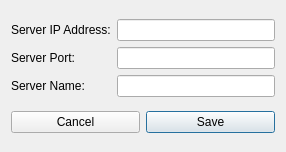
The window that GUI/AddServer.ui (licface/memcached-manager) describes before a commit, drawn with Qt 5.
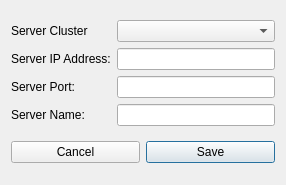
The same window after the commit.

Commit message: Added support for Clusters Started Preferences and Servers saving and loading from files Started Loading of Clusters info in Combobox in Add Server Dialog

Patch:
```diff
--- a/GUI/AddServer.ui
+++ b/GUI/AddServer.ui
@@ -6,7 +6,7 @@
     <x>0</x>
     <y>0</y>
     <width>286</width>
-    <height>152</height>
+    <height>185</height>
    </rect>
   </property>
   <property name="windowTitle" >
@@ -15,14 +15,14 @@
   <layout class="QGridLayout" name="gridLayout_2" >
    <item row="0" column="0" >
     <layout class="QGridLayout" name="gridLayout" >
-     <item row="0" column="0" >
+     <item row="1" column="0" >
       <widget class="QLabel" name="lblServerIP" >
        <property name="text" >
         <string>Server IP Address:</string>
        </property>
       </widget>
      </item>
-     <item row="0" column="1" >
+     <item row="1" column="1" >
       <widget class="QLineEdit" name="txtServerIP" >
        <property name="windowModality" >
         <enum>Qt::NonModal</enum>
@@ -35,26 +35,36 @@
        </property>
       </widget>
      </item>
-     <item row="1" column="0" >
+     <item row="2" column="0" >
       <widget class="QLabel" name="lblServerPort" >
        <property name="text" >
         <string>Server Port:</string>
        </property>
       </widget>
      </item>
-     <item row="1" column="1" >
+     <item row="2" column="1" >
       <widget class="QLineEdit" name="txtServerPort" />
      </item>
-     <item row="2" column="0" >
+     <item row="3" column="0" >
       <widget class="QLabel" name="lblServerName" >
        <property name="text" >
         <string>Server Name:</string>
        </property>
       </widget>
      </item>
-     <item row="2" column="1" >
+     <item row="3" column="1" >
       <widget class="QLineEdit" name="txtServerName" />
      </item>
+     <item row="0" column="1" >
+      <widget class="QComboBox" name="cbCluster" />
+     </item>
+     <item row="0" column="0" >
+      <widget class="QLabel" name="lblCluster" >
+       <property name="text" >
+        <string>Server Cluster</string>
+       </property>
+      </widget>
+     </item>
     </layout>
    </item>
    <item row="1" column="0" >
```
The commit also changes 10 other files.
